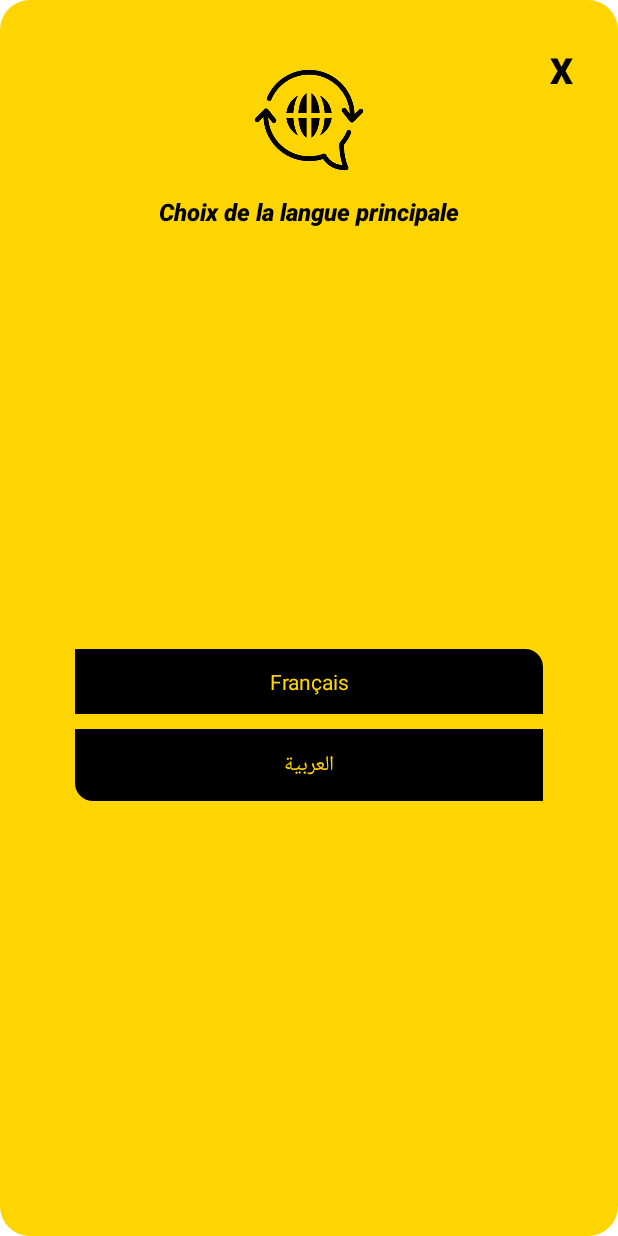
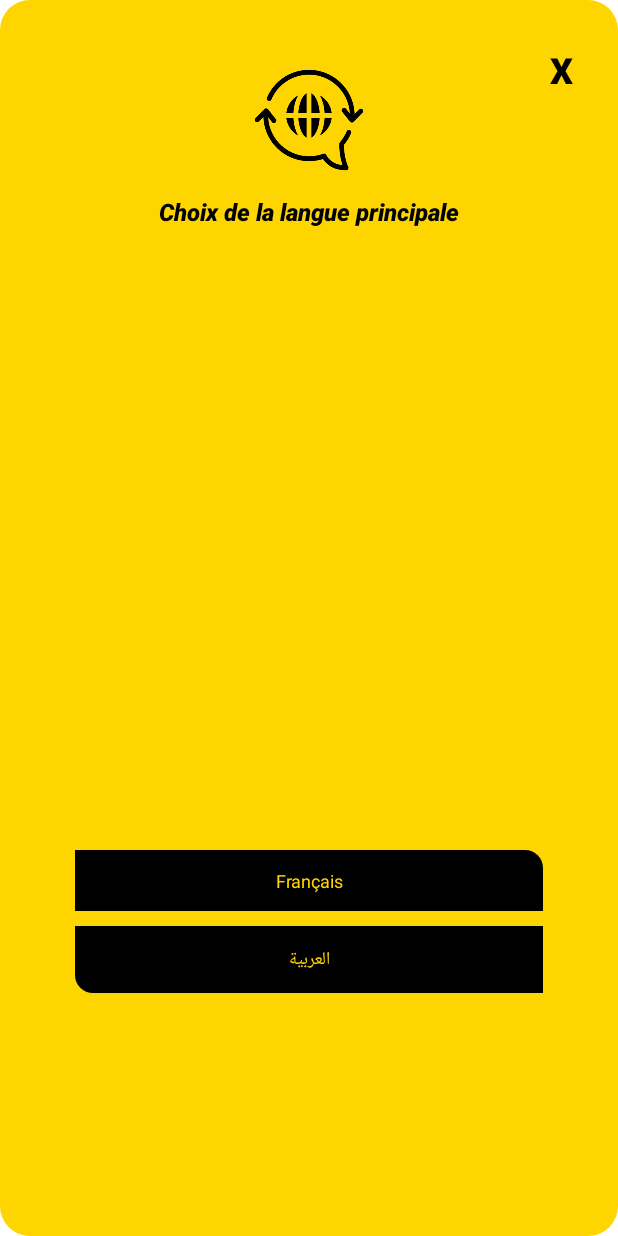
Before and after one commit to tahajadid/MASCover, an Android app: the layout popup_dialog.xml on its own in the app's theme, with its tools: preview values and no code run, on a phone screen of 412 x 824 dp. Run offline under Robolectric (Android 15) with nearby library versions, the phone set to English and light mode, and no system bars.

Commit message:
Fix design adapter

```diff
--- a/app/build.gradle
+++ b/app/build.gradle
@@ -15,8 +15,8 @@ android {
         applicationId "tahadeta.example.mascover"
         minSdk 21
         targetSdk 32
-        versionCode 4
-        versionName "0.2.0"
+        versionCode 6
+        versionName "1.0.0"
 
         testInstrumentationRunner "androidx.test.runner.AndroidJUnitRunner"
     }
--- a/app/src/main/java/tahadeta/example/mascover/ui/SplashActivity.kt
+++ b/app/src/main/java/tahadeta/example/mascover/ui/SplashActivity.kt
@@ -79,7 +79,7 @@ class SplashActivity : AppCompatActivity() {
         }
 
         val width = resources.displayMetrics.widthPixels * 0.80
-        val height = resources.displayMetrics.heightPixels * 0.40
+        val height = resources.displayMetrics.heightPixels * 0.50
 
         dialog.window?.setLayout(width.toInt(), height.toInt())
         dialog.window?.setBackgroundDrawableResource(android.R.color.transparent)
--- a/app/src/main/java/tahadeta/example/mascover/ui/home/HomeFragment.kt
+++ b/app/src/main/java/tahadeta/example/mascover/ui/home/HomeFragment.kt
@@ -105,7 +105,7 @@ class HomeFragment : Fragment() {
         }
 
         val width = resources.displayMetrics.widthPixels * 0.80
-        val height = resources.displayMetrics.heightPixels * 0.40
+        val height = resources.displayMetrics.heightPixels * 0.50
 
         dialog.window?.setLayout(width.toInt(), height.toInt())
         dialog.window?.setBackgroundDrawableResource(android.R.color.transparent)
--- a/app/src/main/res/layout/popup_dialog.xml
+++ b/app/src/main/res/layout/popup_dialog.xml
@@ -54,7 +54,8 @@
         app:layout_constraintBottom_toBottomOf="parent"
         app:layout_constraintEnd_toEndOf="parent"
         app:layout_constraintStart_toStartOf="parent"
-        app:layout_constraintTop_toBottomOf="@+id/title">
+        app:layout_constraintTop_toBottomOf="@+id/title"
+        app:layout_constraintVertical_bias="0.74">
 
         <TextView
             android:id="@+id/frensh_Btn"
@@ -67,7 +68,7 @@
             android:padding="12dp"
             android:text="Français"
             android:textColor="@color/main_yellow"
-            android:textSize="14sp"
+            android:textSize="12sp"
             app:layout_constraintEnd_toEndOf="parent"
             app:layout_constraintStart_toStartOf="parent"
             app:layout_constraintTop_toTopOf="parent" />
@@ -83,11 +84,10 @@
             android:padding="12dp"
             android:text="العربية"
             android:textColor="@color/main_yellow"
-            android:textSize="14sp"
+            android:textSize="12sp"
             app:layout_constraintEnd_toEndOf="parent"
             app:layout_constraintStart_toStartOf="parent"
             app:layout_constraintTop_toBottomOf="@+id/frensh_Btn" />
-
 
 
     </androidx.constraintlayout.widget.ConstraintLayout>
```
Also changed, not shown: app/src/main/java/tahadeta/example/mascover/MainActivity.kt (+3 -4 lines), app/src/main/res/layout/fragment_detail_wallpaper.xml (+23 -22 lines), app/src/main/res/layout/update_popup_dialog.xml (+4 -3 lines).
